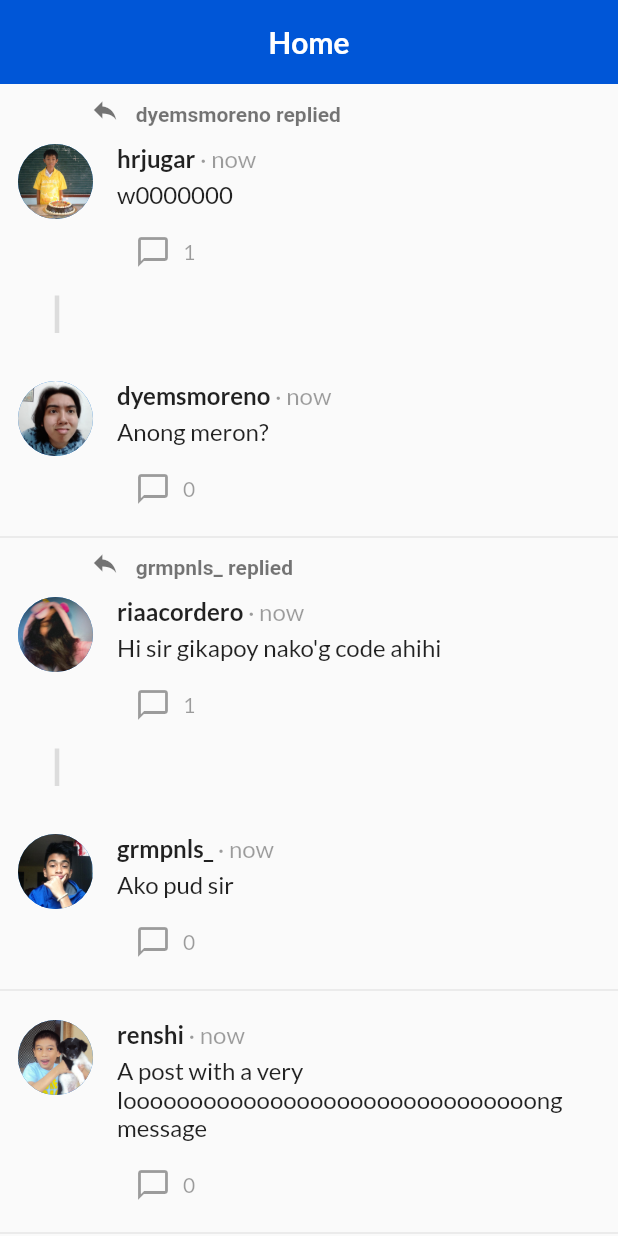
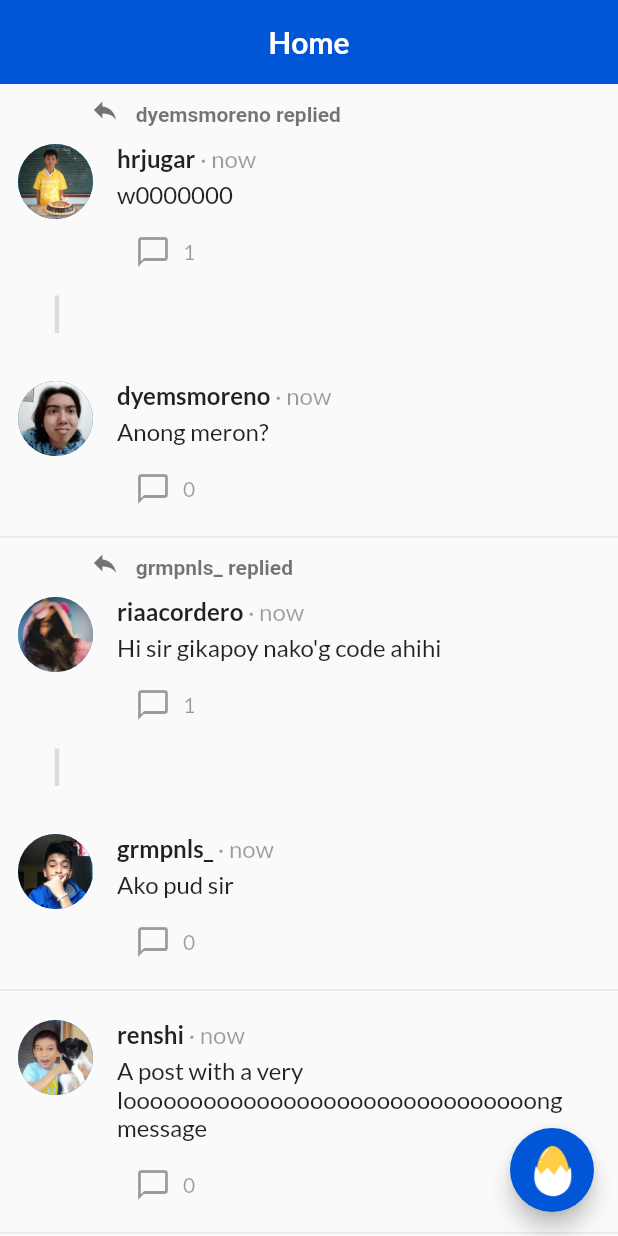
Before and after one commit to riaacordero/OOP-Module-3-Exam, a Flutter app: the NewsFeedScreen screen opened directly, on a phone screen of 412 x 824 dp. Run offline on Flutter 3.47's test engine with Material 2 defaults, Android fonts, the phone set to English and light mode, and no system bars; our stand-ins replace flutter_svg.

Commit message:
Moved FAB from navigation tab to news feed

```diff
--- a/lib/screens/news_feed_screen.dart
+++ b/lib/screens/news_feed_screen.dart
@@ -1,8 +1,9 @@
 import 'package:chika/others/post_list.dart';
+import 'package:chika/screens/new_post_screen.dart';
 import 'package:flutter/material.dart';
 
 class NewsFeedScreen extends StatefulWidget {
-  const NewsFeedScreen({ Key? key }) : super(key: key);
+  const NewsFeedScreen({Key? key}) : super(key: key);
 
   @override
   _NewsFeedScreenState createState() => _NewsFeedScreenState();
@@ -11,8 +12,8 @@ class NewsFeedScreen extends StatefulWidget {
 class _NewsFeedScreenState extends State<NewsFeedScreen> {
   @override
   Widget build(BuildContext context) {
-    return const Scaffold(
-      body: CustomScrollView(
+    return Scaffold(
+      body: const CustomScrollView(
         slivers: [
           SliverAppBar(
             floating: true,
@@ -20,15 +21,23 @@ class _NewsFeedScreenState extends State<NewsFeedScreen> {
             backgroundColor: Color(0xFF0056D7),
             automaticallyImplyLeading: false,
             title: Center(
-              child: Text("Home",
-                style: TextStyle(fontWeight: FontWeight.bold)
-              )
-            ),
+                child: Text("Home",
+                    style: TextStyle(fontWeight: FontWeight.bold))),
           ),
           SliverPadding(padding: EdgeInsets.symmetric(vertical: 4)),
-          PostList(inPostScreen: false)
+          PostList(inPostScreen: false),
         ],
-      )
+      ),
+      floatingActionButton: FloatingActionButton(
+          backgroundColor: const Color(0xFF0056D7),
+          child: Image.asset('assets/img/crack-a-post_icon.png',
+              width: 40, height: 40, alignment: Alignment.center),
+          onPressed: () {
+            Navigator.push(
+                context,
+                MaterialPageRoute(
+                    builder: (context) => const CreatePostScreen()));
+          }),
     );
   }
 }
```
Also changed, not shown: lib/others/navigation_tab.dart (+0 -11 lines).
